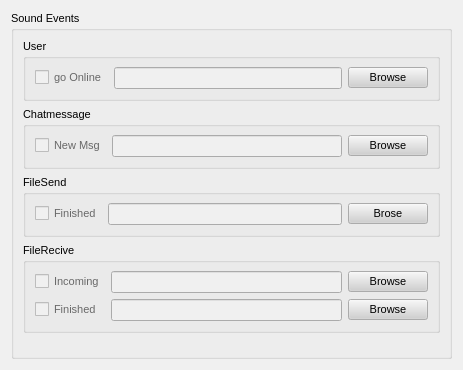
RetroShare/RetroShare, file retroshare-gui/src/gui/settings/SoundPage.ui: the form before one commit.
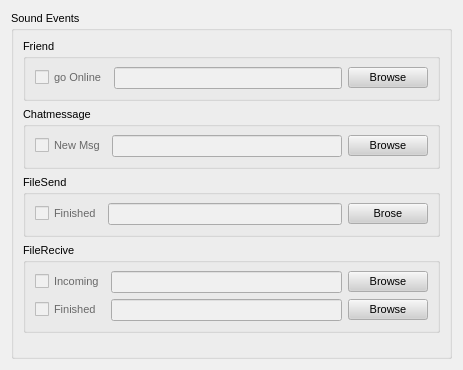
The form after the commit.

Commit message: disabled not working sound events

```diff
--- a/retroshare-gui/src/gui/settings/SoundPage.ui
+++ b/retroshare-gui/src/gui/settings/SoundPage.ui
@@ -503,7 +503,7 @@
       <item row="0" column="0">
        <widget class="QGroupBox" name="groupBox_12">
         <property name="title">
-         <string>User</string>
+         <string>Friend</string>
         </property>
         <layout class="QGridLayout" name="gridLayout_5">
          <item row="0" column="0">
```
Left out of the diff: 21 changed lines with no effect on the pictures. The commit also changes 1 other file.
